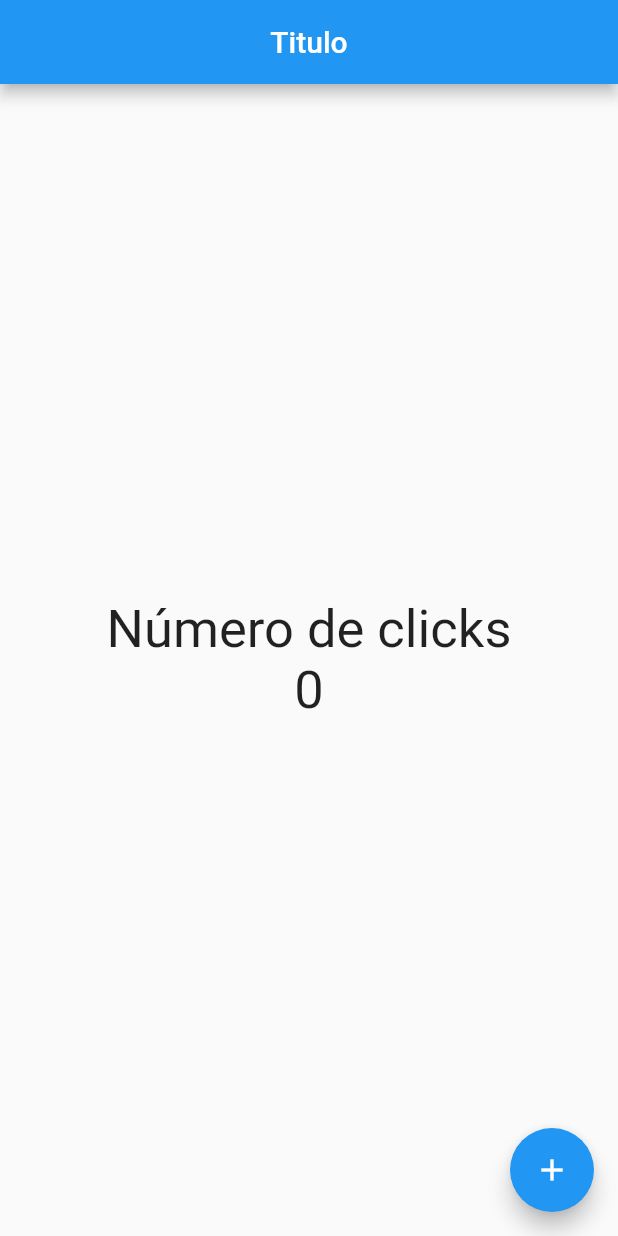
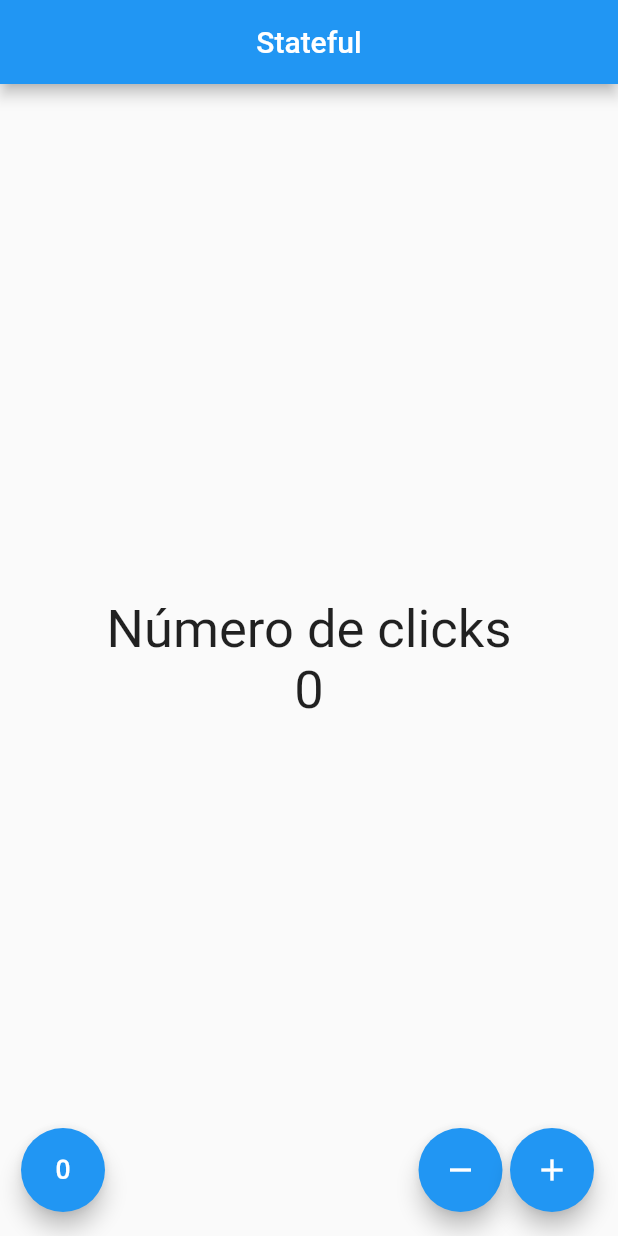
Before and after one commit to ruslanguns/flutter-contador, a Flutter app: the screen it shows after launch, on a phone screen of 412 x 824 dp. Run offline on Flutter 3.47's test engine with Material 2 defaults, Android fonts, the phone set to English and light mode, and no system bars.

Commit message:
App basica terminada

```diff
--- /dev/null
+++ b/lib/pages/contador_page.dart
@@ -0,0 +1,62 @@
+import 'package:flutter/material.dart';
+
+class ContadorPage extends StatefulWidget {
+  @override
+  createState() => _ContadorPage();
+}
+
+class _ContadorPage extends State<ContadorPage> {
+  final _extiloTexto = TextStyle(fontSize: 35);
+  int _conteo = 0;
+
+  @override
+  Widget build(BuildContext context) {
+    return Scaffold(
+        appBar: AppBar(
+          title: Text('Stateful'),
+          centerTitle: true,
+        ),
+        body: Center(
+          child: Column(
+            mainAxisAlignment: MainAxisAlignment.center,
+            children: <Widget>[
+              Text(
+                'Número de clicks',
+                style: _extiloTexto,
+              ),
+              Text(
+                '$_conteo',
+                style: _extiloTexto,
+              ),
+            ],
+          ),
+        ),
+        floatingActionButton: _crearBotones());
+  }
+
+  Widget _crearBotones() {
+    return Row(
+      children: <Widget>[
+        SizedBox(width: 30.0),
+        FloatingActionButton(
+          child: Icon(Icons.exposure_zero),
+          onPressed: _reset,
+        ),
+        Expanded(child: SizedBox()),
+        FloatingActionButton(
+          child: Icon(Icons.remove),
+          onPressed: _sustraer,
+        ),
+        SizedBox(width: 5.0),
+        FloatingActionButton(
+          child: Icon(Icons.add),
+          onPressed: _agregar,
+        ),
+      ],
+    );
+  }
+
+  void _agregar() => setState(() => _conteo++);
+  void _sustraer() => setState(() => (_conteo > 0) ? _conteo-- : 0);
+  void _reset() => setState(() => _conteo = 0);
+}
--- a/lib/pages/home_page.dart
+++ b/lib/pages/home_page.dart
@@ -2,6 +2,7 @@ import 'package:flutter/material.dart';
 
 class HomePage extends StatelessWidget {
   final extiloTexto = TextStyle(fontSize: 35);
+  final conteo = 10;
 
   @override
   Widget build(BuildContext context) {
@@ -19,7 +20,7 @@ class HomePage extends StatelessWidget {
               style: extiloTexto,
             ),
             Text(
-              '0',
+              '$conteo',
               style: extiloTexto,
             ),
           ],
--- a/lib/src/app.dart
+++ b/lib/src/app.dart
@@ -1,13 +1,14 @@
 import 'package:flutter/material.dart';
 
-import 'package:contador/pages/home_page.dart';
+import 'package:contador/pages/contador_page.dart';
 
 class MyApp extends StatelessWidget {
   @override
   Widget build(context) {
     return MaterialApp(
+        debugShowCheckedModeBanner: false,
         home: Center(
-      child: HomePage(),
-    ));
+          child: ContadorPage(),
+        ));
   }
 }
```
